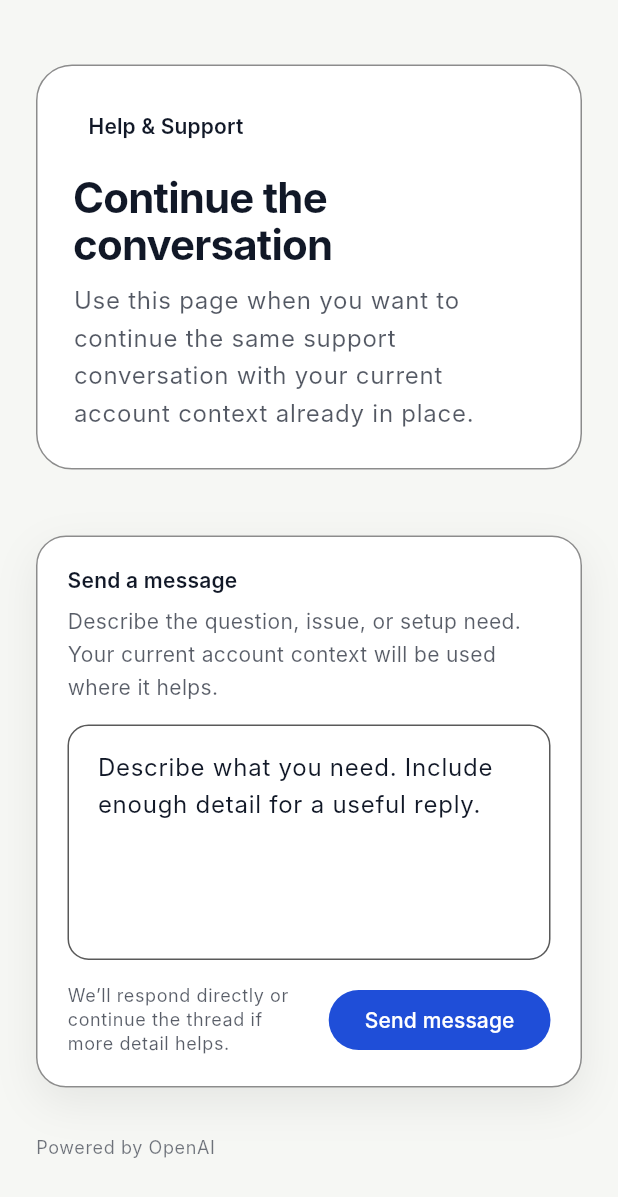
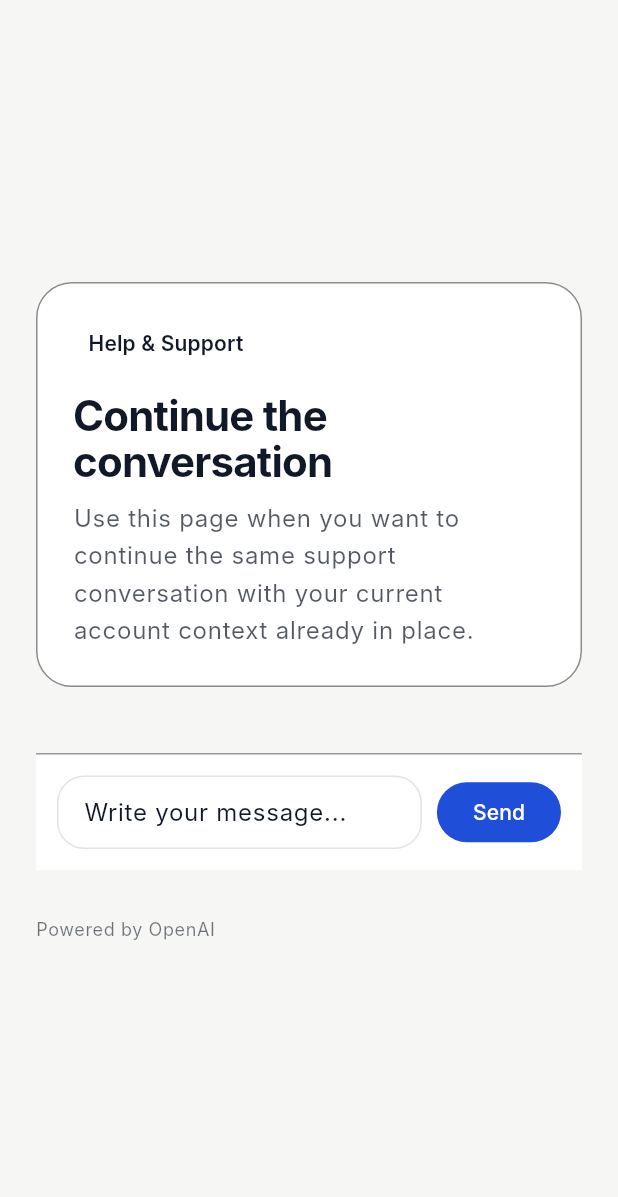
Before and after one commit to bajwa4u2/orchestrate-app, a Flutter app: the SupportPage screen opened directly with empty values, on a phone screen of 412 x 824 dp. Shown: the top 1197 px of the screen. Run offline on Flutter 3.47's test engine with Material 3 defaults, Android fonts, the phone set to English and light mode, and no system bars; our stand-ins replace dio, go_router, shared_preferences; accounts and stored records are empty; Roboto replaces fonts that are missing (Inter).

Commit message:
support restructure pass1

```diff
--- a/lib/features/support/widgets/intake_card.dart
+++ b/lib/features/support/widgets/intake_card.dart
@@ -23,9 +23,6 @@ class IntakeCard extends StatefulWidget {
 
 class _IntakeCardState extends State<IntakeCard> {
   late final TextEditingController _messageController;
-  final TextEditingController _nameController = TextEditingController();
-  final TextEditingController _emailController = TextEditingController();
-  bool _showContactFields = false;
 
   @override
   void initState() {
@@ -37,6 +34,7 @@ class _IntakeCardState extends State<IntakeCard> {
   void didUpdateWidget(covariant IntakeCard oldWidget) {
     super.didUpdateWidget(oldWidget);
     final incoming = widget.initialValue ?? '';
+
     if (incoming == _messageController.text) return;
 
     if (incoming.isEmpty && _messageController.text.isNotEmpty) {
@@ -54,8 +52,6 @@ class _IntakeCardState extends State<IntakeCard> {
   @override
   void dispose() {
     _messageController.dispose();
-    _nameController.dispose();
-    _emailController.dispose();
     super.dispose();
   }
 
@@ -63,11 +59,7 @@ class _IntakeCardState extends State<IntakeCard> {
     final message = _messageController.text.trim();
     if (message.isEmpty || widget.isLoading) return;
 
-    await widget.onSubmit(
-      message,
-      widget.publicMode ? _nameController.text.trim() : null,
-      widget.publicMode ? _emailController.text.trim() : null,
-    );
+    await widget.onSubmit(message, null, null);
 
     if (!mounted) return;
 
@@ -78,141 +70,46 @@ class _IntakeCardState extends State<IntakeCard> {
   @override
   Widget build(BuildContext context) {
     final scheme = Theme.of(context).colorScheme;
-    final heading =
-        widget.publicMode ? 'Send your message' : 'Send a message';
-    final supportingText = widget.publicMode
-        ? 'Describe the question, issue, or setup need. Add contact details only if you want follow-up outside this conversation.'
-        : 'Describe the question, issue, or setup need. Your current account context will be used where it helps.';
 
     return Container(
-      padding: const EdgeInsets.all(20),
+      padding: const EdgeInsets.all(14),
       decoration: BoxDecoration(
         color: scheme.surface,
-        borderRadius: BorderRadius.circular(20),
-        border: Border.all(
-          color: scheme.outlineVariant.withValues(alpha: 0.45),
-        ),
-        boxShadow: const [
-          BoxShadow(
-            blurRadius: 24,
-            spreadRadius: 0,
-            offset: Offset(0, 10),
-            color: Color(0x12000000),
-          ),
-        ],
-      ),
-      child: Column(
-        crossAxisAlignment: CrossAxisAlignment.start,
-        children: [
-          Text(
-            heading,
-            style: Theme.of(context).textTheme.titleMedium,
-          ),
-          const SizedBox(height: 8),
-          Text(
-            supportingText,
-            style: Theme.of(context).textTheme.bodyMedium?.copyWith(
-                  color: scheme.onSurface.withValues(alpha: 0.70),
+        border: Border(
+          top: BorderSide(
+            color: scheme.outlineVariant.withOpacity(0.4),
           ),
         ),
-          const SizedBox(height: 14),
-          TextField(
+      ),
+      child: Row(
+        children: [
+          Expanded(
+            child: TextField(
               controller: _messageController,
-            minLines: 5,
-            maxLines: 8,
               enabled: !widget.isLoading,
+              minLines: 1,
+              maxLines: 4,
               textInputAction: TextInputAction.newline,
               onChanged: widget.onChanged,
               decoration: InputDecoration(
-              hintText: widget.publicMode
-                  ? 'For example: I need help choosing a plan, understanding setup, clarifying billing, or resolving an issue.'
-                  : 'Describe what you need. Include enough detail for a useful reply.',
+                hintText: 'Write your message...',
                 filled: true,
                 fillColor: scheme.surfaceContainerLowest,
+                contentPadding: const EdgeInsets.symmetric(
+                  horizontal: 14,
+                  vertical: 12,
+                ),
                 border: OutlineInputBorder(
                   borderRadius: BorderRadius.circular(14),
-                borderSide: BorderSide(color: scheme.outlineVariant),
-              ),
-              enabledBorder: OutlineInputBorder(
-                borderRadius: BorderRadius.circular(14),
-                borderSide: BorderSide(
-                  color: scheme.outlineVariant.withValues(alpha: 0.65),
-                ),
-              ),
-              focusedBorder: OutlineInputBorder(
-                borderRadius: BorderRadius.circular(14),
-                borderSide: BorderSide(color: scheme.primary),
-              ),
-              contentPadding: const EdgeInsets.all(16),
-            ),
-          ),
-          if (widget.publicMode) ...[
-            const SizedBox(height: 12),
-            TextButton.icon(
-              onPressed: widget.isLoading
-                  ? null
-                  : () => setState(() => _showContactFields = !_showContactFields),
-              icon: Icon(
-                _showContactFields
-                    ? Icons.remove_circle_outline
-                    : Icons.add_circle_outline,
-                size: 18,
-              ),
-              label: Text(
-                _showContactFields
-                    ? 'Hide contact details'
-                    : 'Add contact details',
-              ),
-            ),
-            if (_showContactFields) ...[
-              const SizedBox(height: 6),
-              Text(
-                'Only add these if you want follow-up outside this session.',
-                style: Theme.of(context).textTheme.bodySmall?.copyWith(
-                      color: scheme.onSurface.withValues(alpha: 0.65),
-                    ),
-              ),
-              const SizedBox(height: 12),
-              TextField(
-                controller: _nameController,
-                enabled: !widget.isLoading,
-                textCapitalization: TextCapitalization.words,
-                decoration: const InputDecoration(
-                  labelText: 'Name',
-                ),
-              ),
-              const SizedBox(height: 10),
-              TextField(
-                controller: _emailController,
-                enabled: !widget.isLoading,
-                keyboardType: TextInputType.emailAddress,
-                decoration: const InputDecoration(
-                  labelText: 'Email',
-                ),
-              ),
-            ],
-          ],
-          const SizedBox(height: 16),
-          Row(
-            children: [
-              Expanded(
-                child: Text(
-                  widget.publicMode
-                      ? 'We’ll respond directly or move it into review if needed.'
-                      : 'We’ll respond directly or continue the thread if more detail helps.',
-                  style: Theme.of(context).textTheme.bodySmall?.copyWith(
-                        color: scheme.onSurface.withValues(alpha: 0.70),
+                  borderSide: BorderSide.none,
                 ),
               ),
             ),
-              const SizedBox(width: 12),
+          ),
+          const SizedBox(width: 10),
           FilledButton(
             onPressed: widget.isLoading ? null : _submit,
-                child: Text(
-                  widget.isLoading ? 'Sending…' : 'Send message',
-                ),
-              ),
-            ],
+            child: Text(widget.isLoading ? '...' : 'Send'),
           ),
         ],
       ),
```
Lines whose indentation alone changed are shown as unchanged.
